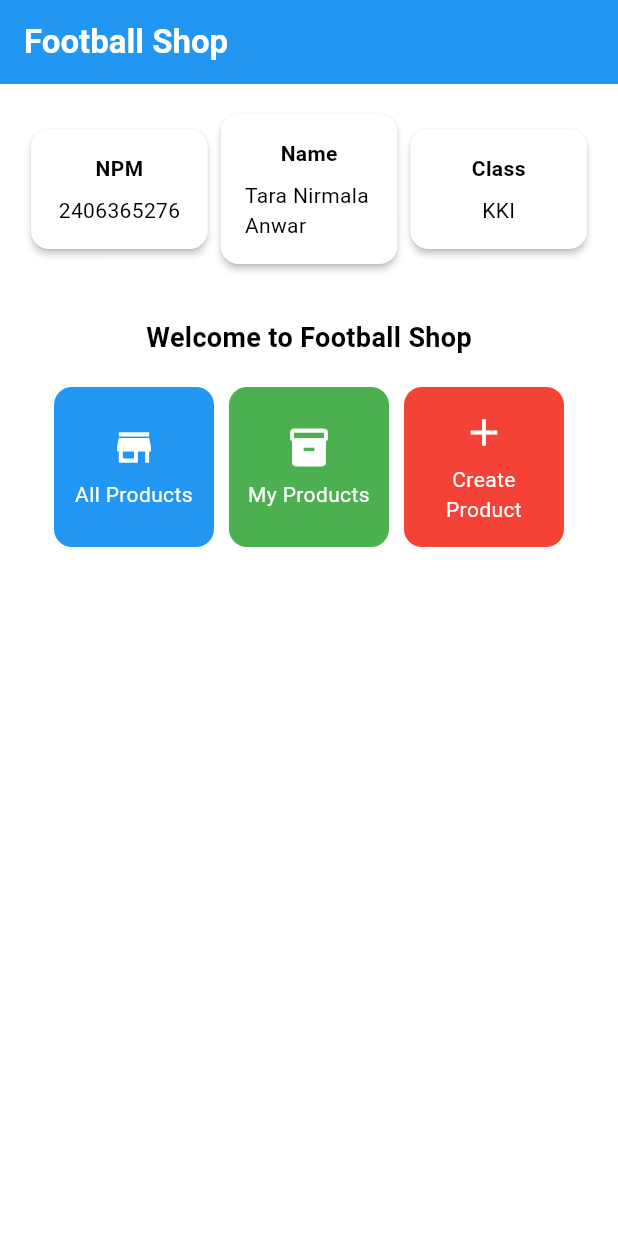
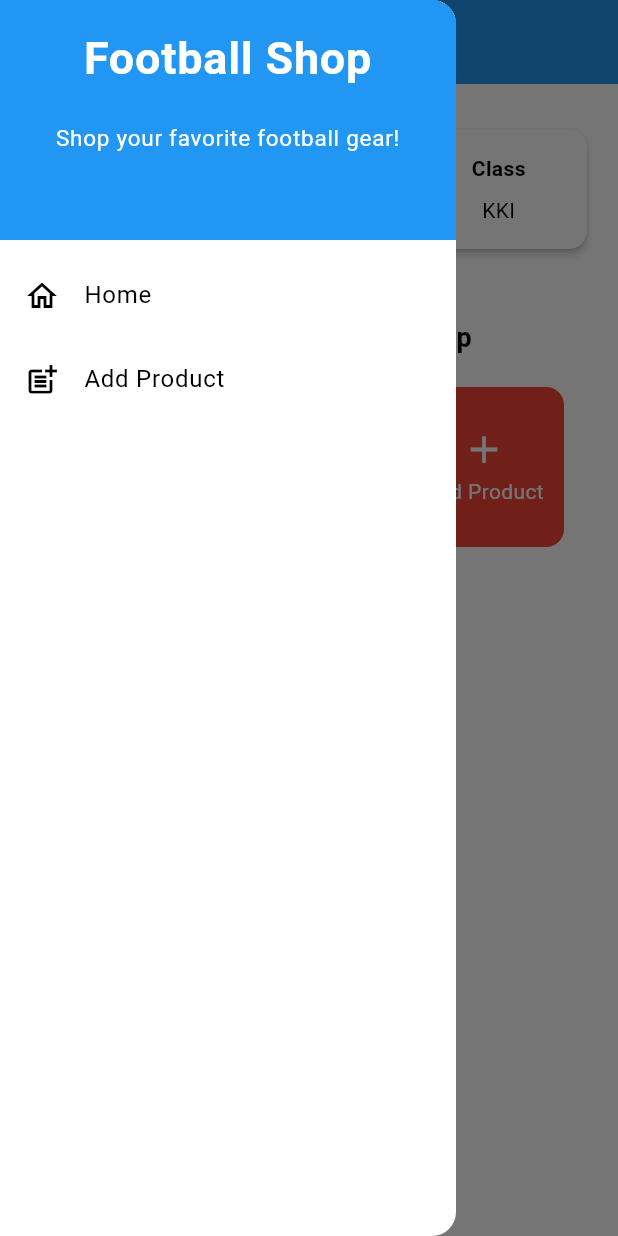
Before and after one commit to taraanwar/football-shop-mobile, a Flutter app: the screen it shows after launch, with the side drawer open (before the commit the screen has no drawer), on a phone screen of 412 x 824 dp. Run offline on Flutter 3.47's test engine with Material 3 defaults, Android fonts, the phone set to English and light mode, and no system bars.

Commit message:
Complete Assignment 8

```diff
--- a/lib/main.dart
+++ b/lib/main.dart
@@ -1,5 +1,5 @@
 import 'package:flutter/material.dart';
-import 'package:football_shop/menu.dart';
+import 'package:football_shop/screens/menu.dart';
 
 void main() {
   runApp(const MyApp());
--- a/lib/menu.dart
+++ b/lib/screens/menu.dart
@@ -1,4 +1,6 @@
 import 'package:flutter/material.dart';
+import 'package:football_shop/widgets/left_drawer.dart';
+import 'package:football_shop/widgets/product_card.dart';
 
 class MyHomePage extends StatelessWidget {
   MyHomePage({super.key});
@@ -10,7 +12,7 @@ class MyHomePage extends StatelessWidget {
   final List<ItemHomepage> items = [
     ItemHomepage("All Products", Icons.store),
     ItemHomepage("My Products", Icons.inventory_2),
-    ItemHomepage("Create Product", Icons.add),
+    ItemHomepage("Add Product", Icons.add),
   ];
 
   @override
@@ -26,6 +28,7 @@ class MyHomePage extends StatelessWidget {
         ),
         backgroundColor: Theme.of(context).colorScheme.primary,
       ),
+      drawer: LeftDrawer(),
       body: Padding(
         padding: const EdgeInsets.all(16.0),
         child: Column(
@@ -61,8 +64,8 @@ class MyHomePage extends StatelessWidget {
                     crossAxisCount: 3,
                     shrinkWrap: true,
                     children: items.map((ItemHomepage item) {
-                      return ItemCard(item);
-                    }).toList(),
+                      return ProductCard(item);
+                      }).toList(),
                   ),
                 ],
               ),
@@ -108,53 +111,3 @@ class ItemHomepage {
 
   ItemHomepage(this.name, this.icon);
 }
-
-class ItemCard extends StatelessWidget {
-  final ItemHomepage item;
-
-  const ItemCard(this.item, {super.key});
-
-  Color _bgColorFor(String name) {
-    if (name == "All Products") return Colors.blue;
-    if (name == "My Products") return Colors.green;
-    return Colors.red;
-  }
-
-  @override
-  Widget build(BuildContext context) {
-    return Material(
-      color: _bgColorFor(item.name),
-      borderRadius: BorderRadius.circular(12),
-      child: InkWell(
-        onTap: () {
-          ScaffoldMessenger.of(context)
-            ..hideCurrentSnackBar()
-            ..showSnackBar(
-              SnackBar(content: Text("You have pressed the ${item.name} button")),
-            );
-        },
-        child: Container(
-          padding: const EdgeInsets.all(8),
-          child: Center(
-            child: Column(
-              mainAxisAlignment: MainAxisAlignment.center,
-              children: [
-                Icon(
-                  item.icon,
-                  color: Colors.white,
-                  size: 30.0,
-                ),
-                const Padding(padding: EdgeInsets.all(3)),
-                Text(
-                  item.name,
-                  textAlign: TextAlign.center,
-                  style: const TextStyle(color: Colors.white),
-                ),
-              ],
-            ),
-          ),
-        ),
-      ),
-    );
-  }
-}
--- /dev/null
+++ b/lib/widgets/left_drawer.dart
@@ -0,0 +1,63 @@
+import 'package:flutter/material.dart';
+import 'package:football_shop/screens/menu.dart';
+import 'package:football_shop/screens/product_form.dart';
+
+class LeftDrawer extends StatelessWidget {
+  const LeftDrawer({super.key});
+
+  @override
+  Widget build(BuildContext context) {
+    return Drawer(
+      child: ListView(
+        children: [
+          const DrawerHeader(
+            decoration: BoxDecoration(color: Colors.blue),
+            child: Column(
+              children: [
+                Text(
+                  'Football Shop',
+                  textAlign: TextAlign.center,
+                  style: TextStyle(
+                    fontSize: 30,
+                    fontWeight: FontWeight.bold,
+                    color: Colors.white,
+                  ),
+                ),
+                Padding(padding: EdgeInsets.all(10)),
+                Text(
+                  "Shop your favorite football gear!",
+                  textAlign: TextAlign.center,
+                  style: TextStyle(
+                    fontSize: 15,
+                    color: Colors.white,
+                    fontWeight: FontWeight.normal,
+                  ),
+                ),
+              ],
+            ),
+          ),
+          ListTile(
+            leading: const Icon(Icons.home_outlined),
+            title: const Text('Home'),
+            onTap: () {
+              Navigator.pushReplacement(
+                context,
+                MaterialPageRoute(builder: (context) => MyHomePage()),
+              );
+            },
+          ),
+          ListTile(
+            leading: const Icon(Icons.post_add),
+            title: const Text('Add Product'),
+            onTap: () {
+              Navigator.pushReplacement(
+                context,
+                MaterialPageRoute(builder: (context) => const ProductFormPage()),
+              );
+            },
+          ),
+        ],
+      ),
+    );
+  }
+}
--- /dev/null
+++ b/lib/widgets/product_card.dart
@@ -0,0 +1,55 @@
+import 'package:flutter/material.dart';
+import 'package:football_shop/screens/product_form.dart';
+import 'package:football_shop/screens/menu.dart';
+
+class ProductCard extends StatelessWidget {
+  final ItemHomepage item;
+
+  const ProductCard(this.item, {super.key});
+
+  Color _bgColorFor(String name) {
+    if (name == "All Products") return Colors.blue;
+    if (name == "My Products") return Colors.green;
+    return Colors.red;
+  }
+
+  @override
+  Widget build(BuildContext context) {
+    return Material(
+      color: _bgColorFor(item.name),
+      borderRadius: BorderRadius.circular(12),
+      child: InkWell(
+        onTap: () {
+          ScaffoldMessenger.of(context)
+            ..hideCurrentSnackBar()
+            ..showSnackBar(
+              SnackBar(content: Text("You have pressed the ${item.name} button")),
+            );
+          if (item.name == "Add Product") {
+            Navigator.push(
+              context,
+              MaterialPageRoute(builder: (context) => const ProductFormPage()),
+            );
+          }
+        },
+        child: Container(
+          padding: const EdgeInsets.all(8),
+          child: Center(
+            child: Column(
+              mainAxisAlignment: MainAxisAlignment.center,
+              children: [
+                Icon(item.icon, color: Colors.white, size: 30.0),
+                const SizedBox(height: 3),
+                Text(
+                  item.name,
+                  textAlign: TextAlign.center,
+                  style: const TextStyle(color: Colors.white),
+                ),
+              ],
+            ),
+          ),
+        ),
+      ),
+    );
+  }
+}
```
Also changed, not shown: lib/screens/product_form.dart (added, +254 -0 lines), 1 other file.
